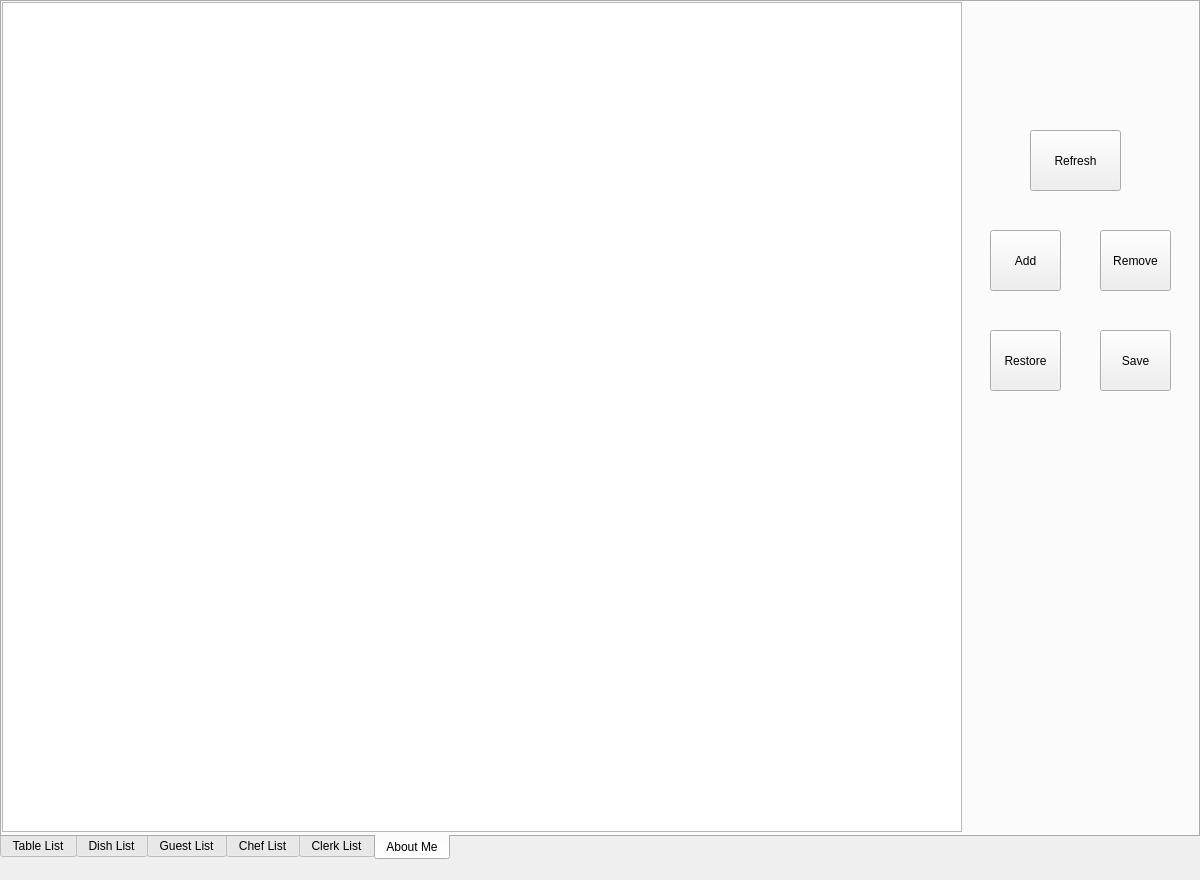
Qt form adminwindow.ui (zrd96/restaurant) before a commit.
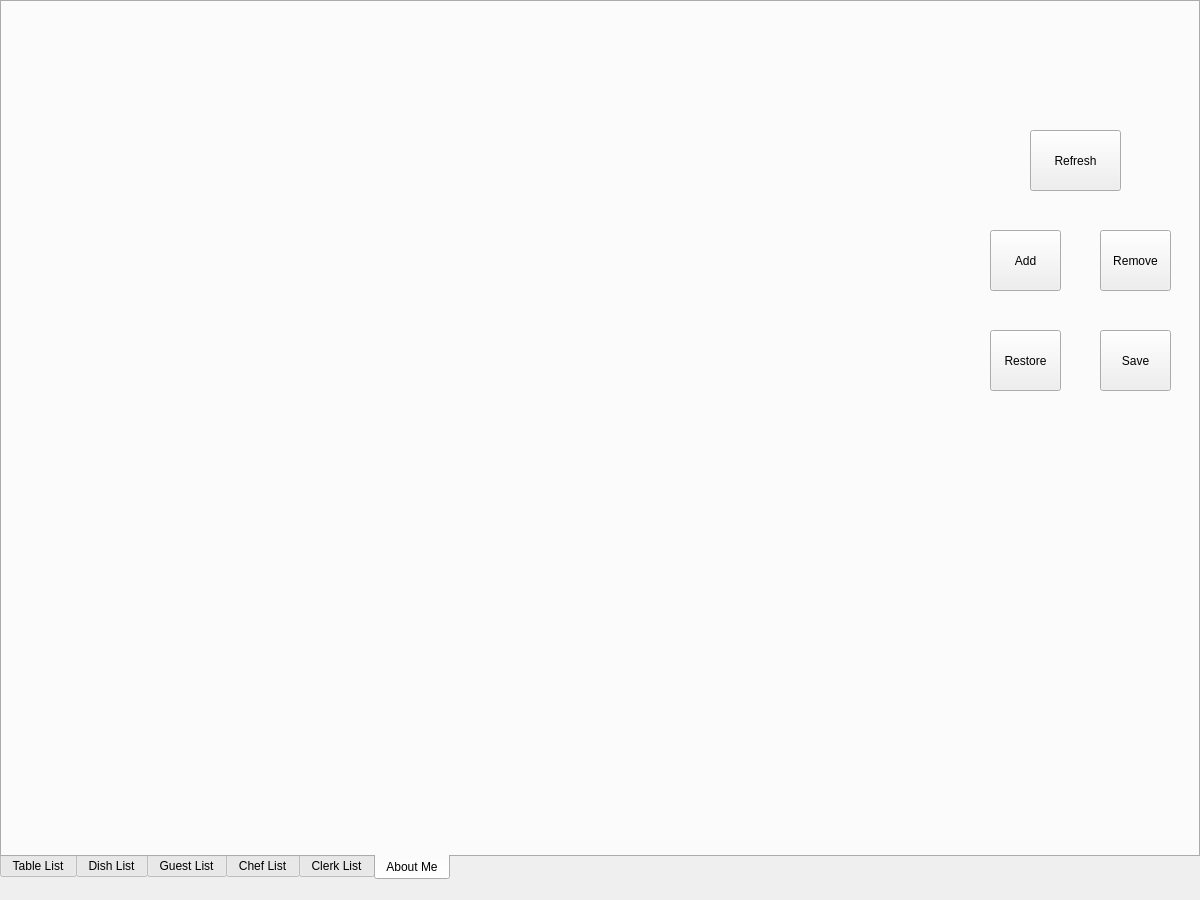
The same form after that commit. The open tabs and pages were chosen to show the change.

The edit to the form file:
```diff
--- a/adminwindow.ui
+++ b/adminwindow.ui
@@ -7,7 +7,7 @@
     <x>0</x>
     <y>0</y>
     <width>1200</width>
-    <height>880</height>
+    <height>900</height>
    </rect>
   </property>
   <property name="windowTitle">
@@ -20,7 +20,7 @@
       <x>0</x>
       <y>0</y>
       <width>1200</width>
-      <height>860</height>
+      <height>880</height>
      </rect>
     </property>
     <property name="tabPosition">
@@ -289,16 +289,6 @@
      <attribute name="title">
       <string>About Me</string>
      </attribute>
-     <widget class="QTableWidget" name="guestList_5">
-      <property name="geometry">
-       <rect>
-        <x>0</x>
-        <y>0</y>
-        <width>960</width>
-        <height>830</height>
-       </rect>
-      </property>
-     </widget>
     </widget>
    </widget>
    <widget class="QPushButton" name="addButton">
```
Left out of the diff: 33 changed lines with no effect on the pictures.
